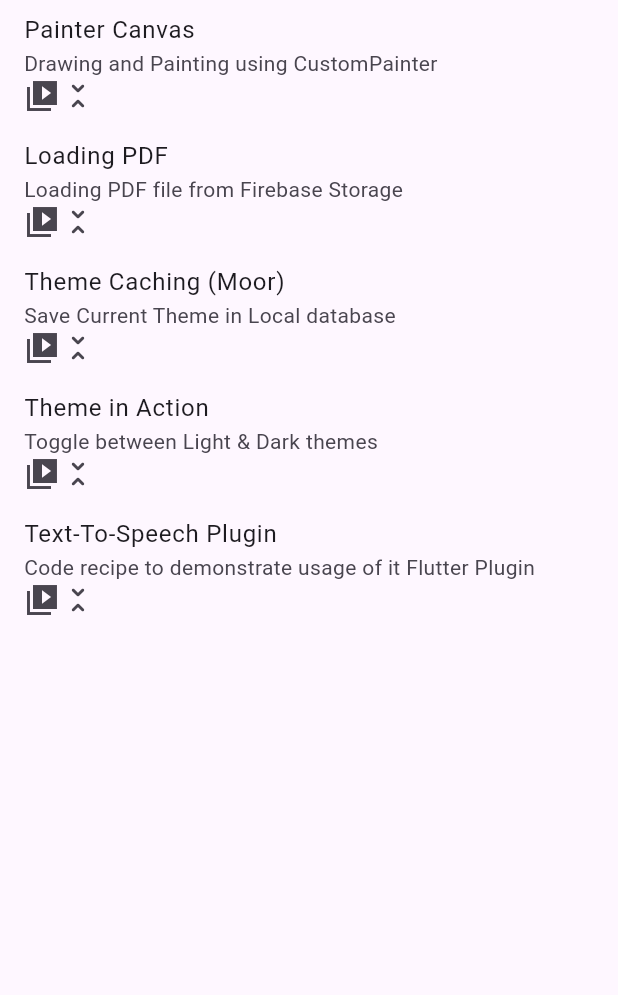
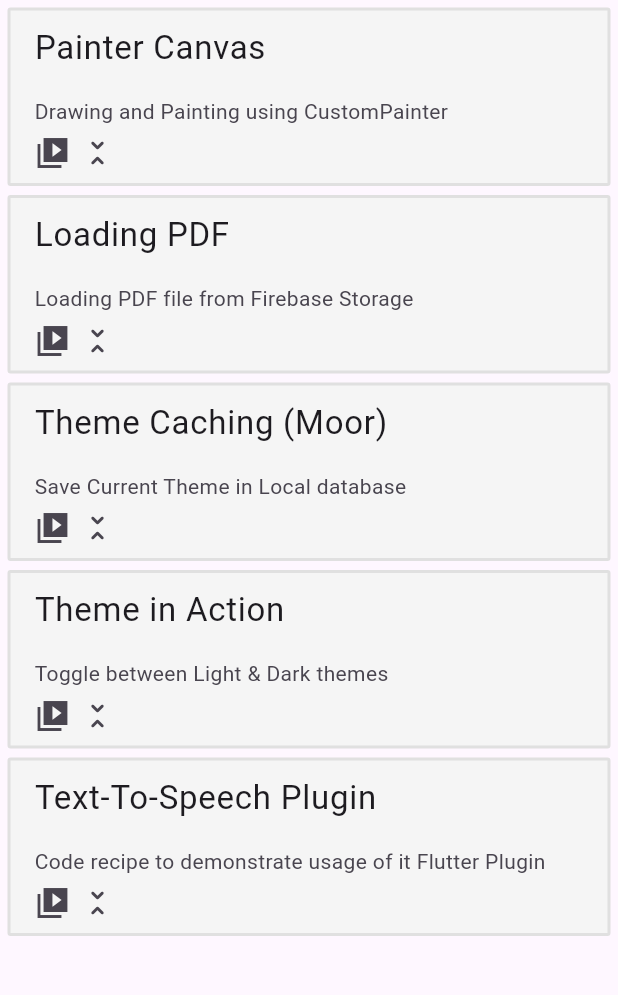
Before and after one commit to Ushie-E/cook_book, a Flutter app: the screen it shows after launch, on a phone screen of 412 x 824 dp, the part 84-1079 px from its top. Run offline on Flutter 3.47's test engine with Material 3 defaults, Android fonts, the phone set to English and light mode, and no system bars; our stand-ins replace gap, stacked, stacked_services, stacked_shared.

Commit message:
cookbook refactoring

```diff
--- a/lib/ui/views/cook_page/component/tile_cook_book.dart
+++ b/lib/ui/views/cook_page/component/tile_cook_book.dart
@@ -1,4 +1,5 @@
 import 'package:flutter/material.dart';
+import 'package:gap/gap.dart';
 
 class TileCookBook extends StatelessWidget {
   const TileCookBook({
@@ -17,14 +18,33 @@ class TileCookBook extends StatelessWidget {
     return GestureDetector(
       onTap: onTap,
       child: ListTile(
-        title: Text(titleName!),
+        tileColor: Colors.grey.shade100,
+        shape: RoundedRectangleBorder(
+          borderRadius: BorderRadius.circular(2.0),
+          side: BorderSide(
+            color: Colors.grey.shade300,
+            width: 2.0,
+          ),
+        ),
+        title: Column(
+          crossAxisAlignment: CrossAxisAlignment.start,
+          children: [
+            Text(
+              titleName!,
+              style: const TextStyle(fontSize: 22),
+            ),
+            const Gap(16),
+          ],
+        ),
         subtitle: Column(
           crossAxisAlignment: CrossAxisAlignment.start,
           children: [
             Text(subTitleName!),
+            const Gap(6),
             const Row(
               children: [
                 Icon(Icons.video_collection_sharp),
+                Gap(6),
                 Icon(Icons.unfold_less_rounded)
               ],
             )
--- a/lib/ui/views/cook_page/cook_page_view.dart
+++ b/lib/ui/views/cook_page/cook_page_view.dart
@@ -1,4 +1,5 @@
 import 'package:flutter/material.dart';
+import 'package:gap/gap.dart';
 import 'package:stacked/stacked.dart';
 
 import 'component/tile_cook_book.dart';
@@ -21,6 +22,8 @@ class CookPageView extends StackedView<CookPageViewModel> {
       ),
       body: SingleChildScrollView(
         child: SafeArea(
+          child: Padding(
+            padding: const EdgeInsets.all(5),
             child: Column(
               children: [
                 TileCookBook(
@@ -28,28 +31,34 @@ class CookPageView extends StackedView<CookPageViewModel> {
                   titleName: "Painter Canvas",
                   subTitleName: "Drawing and Painting using CustomPainter",
                 ),
+                const Gap(6),
                 TileCookBook(
                   onTap: () {},
                   titleName: "Loading PDF",
                   subTitleName: "Loading PDF file from Firebase Storage",
                 ),
+                const Gap(6),
                 TileCookBook(
                   onTap: () {},
                   titleName: "Theme Caching (Moor)",
                   subTitleName: "Save Current Theme in Local database",
                 ),
+                const Gap(6),
                 TileCookBook(
                   onTap: () {},
                   titleName: "Theme in Action",
                   subTitleName: "Toggle between Light & Dark themes",
                 ),
+                const Gap(6),
                 TileCookBook(
                   onTap: () {},
                   titleName: "Text-To-Speech Plugin",
                   subTitleName:
                       "Code recipe to demonstrate usage of it Flutter Plugin",
                 ),
+                const Gap(6),
               ],
+            ),
           ),
         ),
       ),
```
Lines whose indentation alone changed are shown as unchanged.
